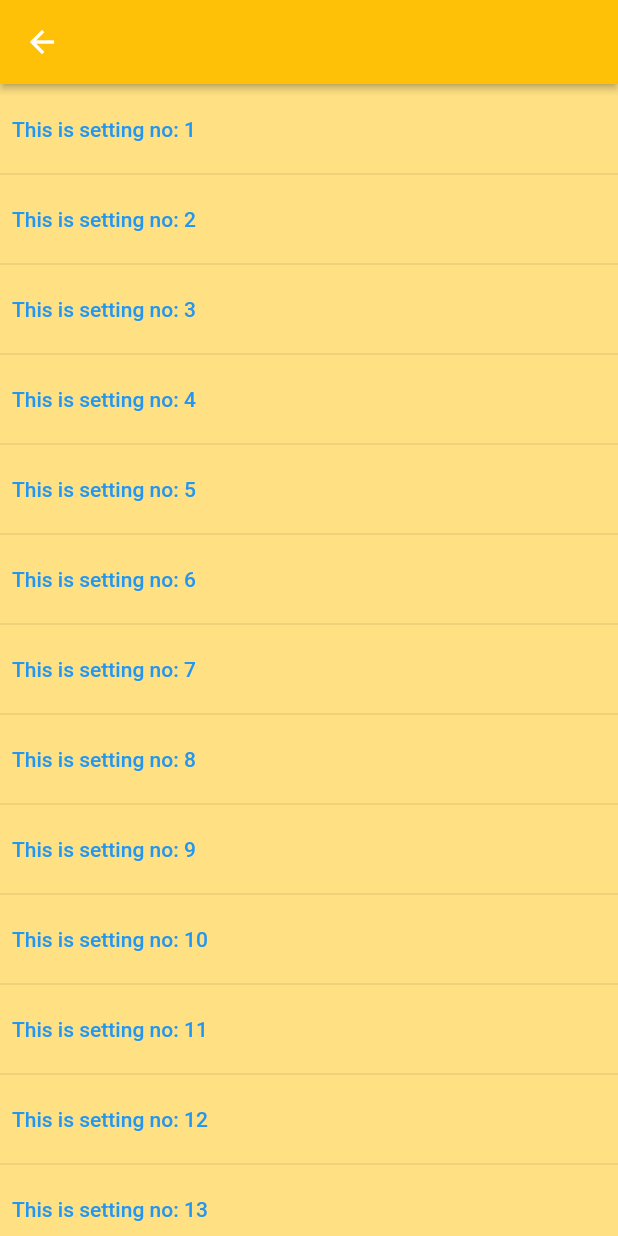
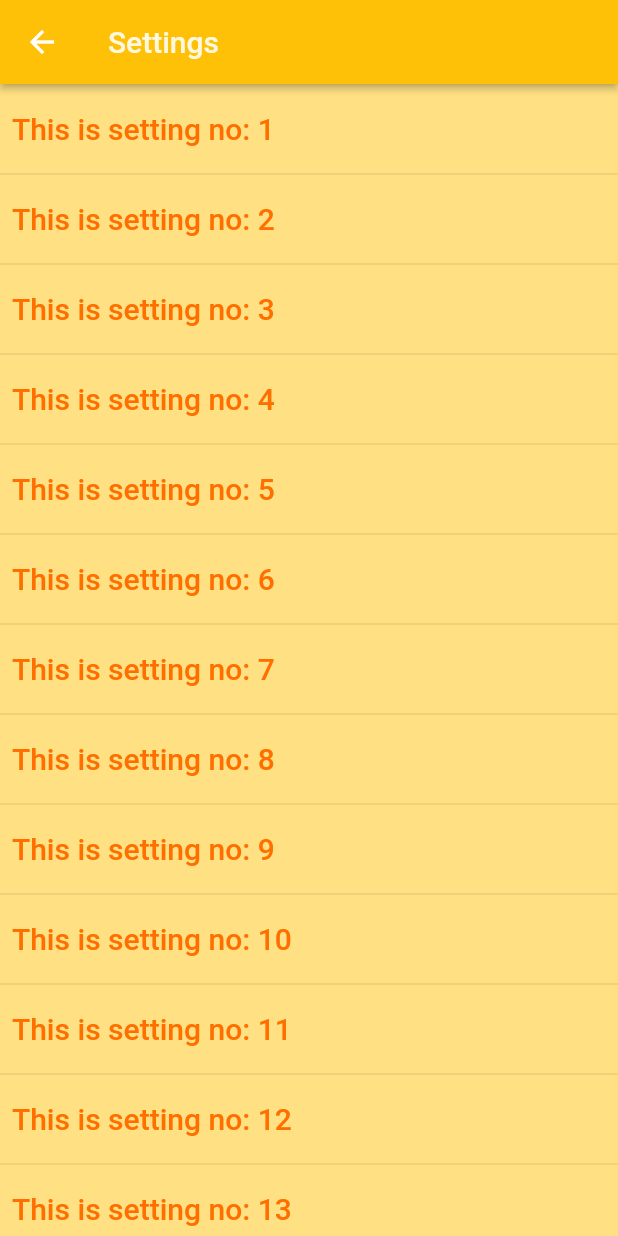
Before and after one commit to 3rs1n4cti0n/MusicPlayerApp, a Flutter app: the SettingsPage screen opened by its route, on a phone screen of 412 x 824 dp. Run offline on Flutter 3.47's test engine with Material 2 defaults, Android fonts, the phone set to English and light mode, and no system bars.

```diff
--- a/lib/App Pages/settings_page.dart
+++ b/lib/App Pages/settings_page.dart
@@ -13,23 +13,28 @@ class _SettingsPageState extends State<SettingsPage> {
     return SafeArea(
       child: Scaffold(
         appBar: AppBar(
+          title: Text(
+            'Settings',
+            style: TextStyle(
+              color: Colors.amber[50],
+            ),
+          ),
           backgroundColor: Colors.amber,
           elevation: 2,
         ),
         backgroundColor: Colors.amber[200],
-        body: Container(
-          child: ListView.builder(
+        body: ListView.builder(
             itemCount: 50,
             itemBuilder: (context, index) {
               index++;
-                return Container(
+              return SizedBox(
                 width: double.infinity,
                 height: 60,
                 child: Column(
                   mainAxisAlignment: MainAxisAlignment.start,
                   crossAxisAlignment: CrossAxisAlignment.stretch,
                   children: [
-                      Expanded(
+                    Flexible(
                       child: TextButton(
                         onPressed: () {},
                         child: Expanded(
@@ -37,10 +42,12 @@ class _SettingsPageState extends State<SettingsPage> {
                                 alignment: Alignment.centerLeft,
                                 child: Text(
                                   'This is setting no: $index',
+                                  style: TextStyle(
+                                      color: Colors.amber[900], fontSize: 20),
                                 ))),
                       ),
                     ),
-                      Divider(
+                    const Divider(
                       height: 0,
                     ),
                   ],
@@ -48,7 +55,6 @@ class _SettingsPageState extends State<SettingsPage> {
               );
             }),
       ),
-      ),
     );
   }
 }
--- a/lib/main.dart
+++ b/lib/main.dart
@@ -7,7 +7,7 @@ import 'package:music_player_app/App Pages/settings_page.dart';
 
 void main() {
   runApp(MaterialApp(
-    initialRoute: '/Settings',
+    initialRoute: '/profile',
     routes: {
       '/': (context) => const LoadingPage(),
       '/home': (context) => const Home(),
```
Also changed, not shown: lib/App Pages/current_song_page.dart (+10 -10 lines), lib/App Pages/profile.dart (+61 -29 lines). Lines whose indentation alone changed are shown as unchanged.
